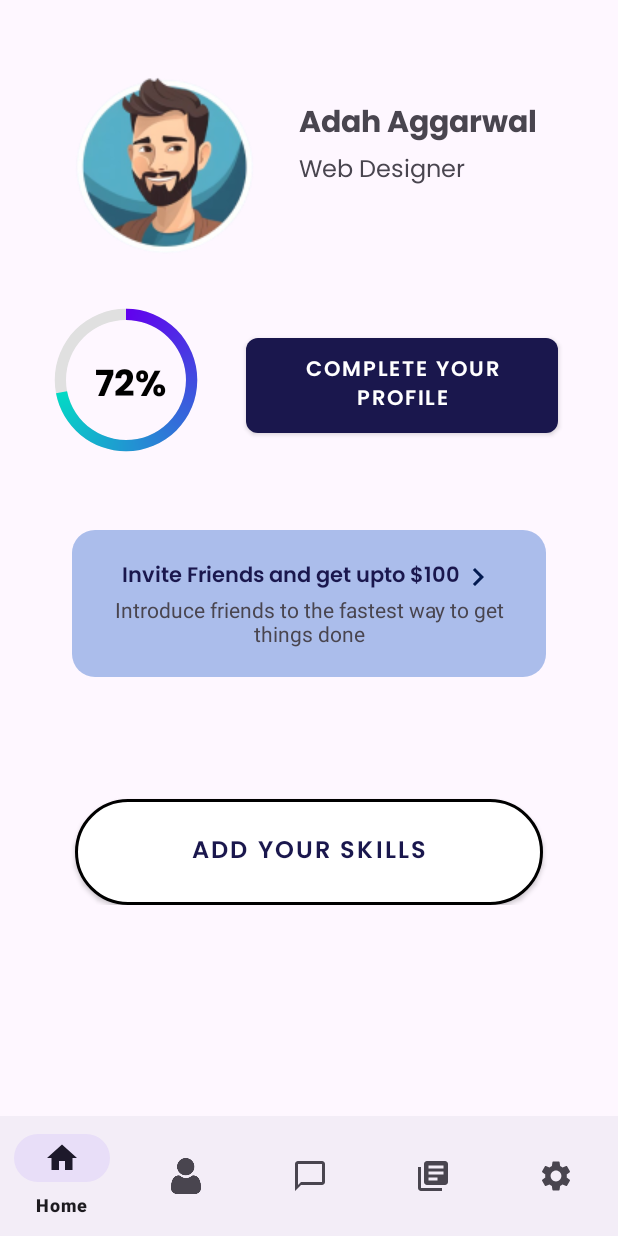
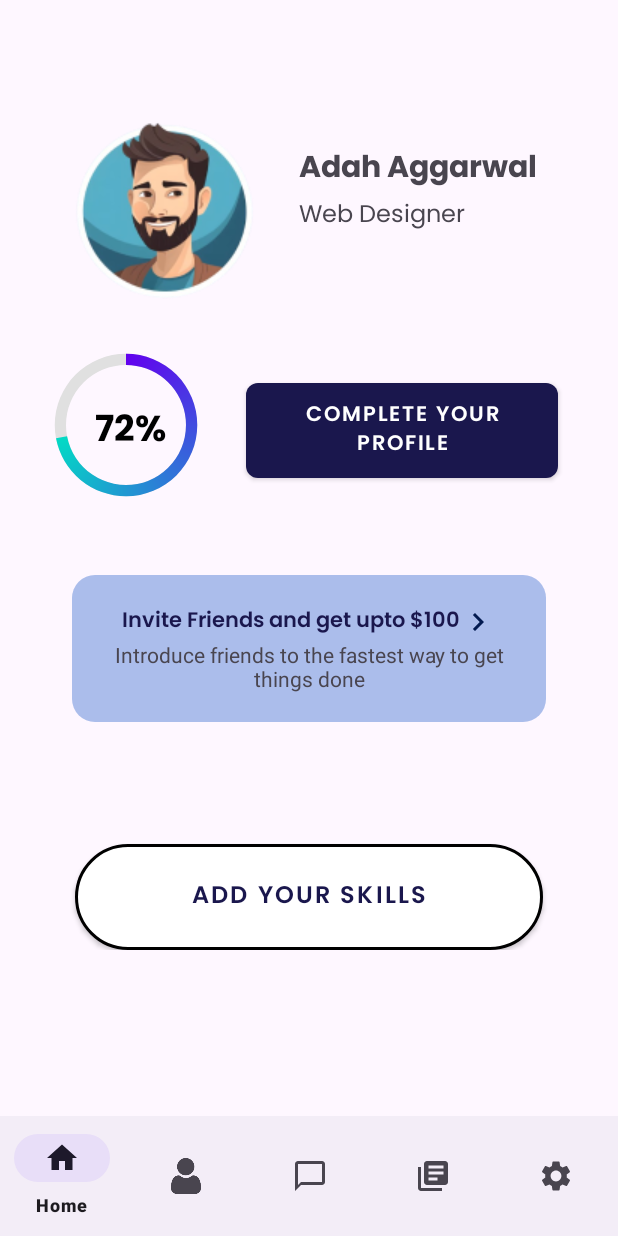
Before and after one commit to adahaggarwal/TalentHive, an Android app: the Profile screen opened directly, with no data from a screen before it, on a phone screen of 412 x 824 dp. Run offline under Robolectric (Android 15) with nearby library versions, the phone set to English and light mode, and no system bars.

```diff
--- a/app/src/main/res/layout/activity_profile.xml
+++ b/app/src/main/res/layout/activity_profile.xml
@@ -16,7 +16,10 @@
         <LinearLayout
             android:layout_width="match_parent"
             android:layout_height="match_parent"
-            android:layout_margin="20dp"
+            android:layout_marginStart="20dp"
+            android:layout_marginTop="50dp"
+            android:layout_marginEnd="20dp"
+            android:layout_marginBottom="20dp"
             android:orientation="vertical">
 
             <LinearLayout
@@ -100,6 +103,7 @@
 
                 <Button
                     android:id="@+id/comp"
+                    style="@style/CustomButtonStyle"
                     android:layout_width="wrap_content"
                     android:layout_height="wrap_content"
                     android:layout_marginStart="20dp"
@@ -108,7 +112,6 @@
                     android:layout_weight="1"
                     android:background="@drawable/btnlay"
                     android:backgroundTint="@null"
-                    style="@style/CustomButtonStyle"
                     android:fontFamily="@font/poppins_semibold"
                     android:text="Complete Your Profile" />
 
```
Also changed, not shown: app/src/main/AndroidManifest.xml (+7 -5 lines), app/src/main/java/com/example/thrive/Settingspg.kt (added, +14 -0 lines), app/src/main/res/layout/activity_settings.xml (added, +26 -0 lines).
